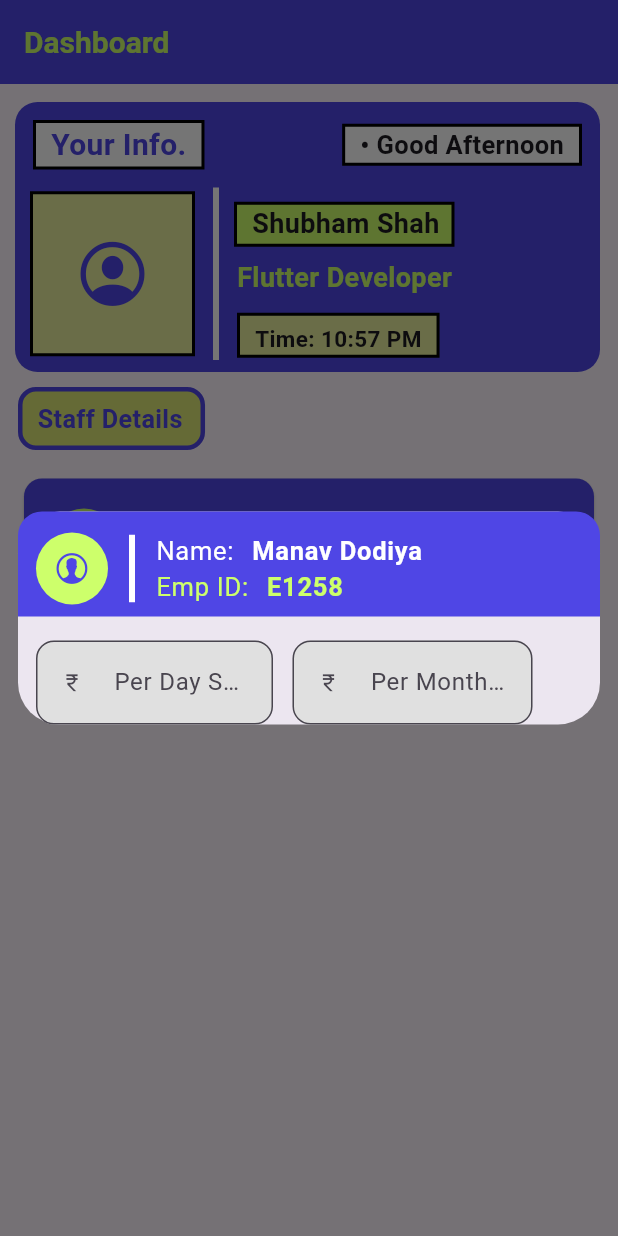
After one commit to shubh685/shu_att_app, a Flutter app: the AdminDashboard screen opened directly, after a tap on "Manav Dodiya", on a phone screen of 412 x 824 dp. The commit adds this screen. Run offline on Flutter 3.47's test engine with Material 3 defaults, Android fonts, the phone set to English and light mode, and no system bars; our stand-ins replace image_picker, permission_handler, shared_preferences; accounts and stored records are empty.

Commit message:
updated code

```diff
--- /dev/null
+++ b/lib/Admin_Dashboard.dart
@@ -0,0 +1,307 @@
+import 'package:flutter/cupertino.dart';
+import 'package:flutter/material.dart';
+
+class AdminDashboard extends StatefulWidget {
+  const AdminDashboard({super.key});
+
+  @override
+  State<AdminDashboard> createState() => _AdminDashboardState();
+}
+
+class _AdminDashboardState extends State<AdminDashboard> {
+  final sapd = TextEditingController(), sapm = TextEditingController();
+  final _form = GlobalKey<FormState>();
+
+  Widget _AdminIdentity () {
+    final size = MediaQuery.of(context).size;
+    return  Padding(
+      padding: const EdgeInsets.only(left: 10, top: 12, right: 12),
+      child: SingleChildScrollView(
+        child: Container(
+            width: size.width*0.95,
+            decoration: BoxDecoration(
+                borderRadius: BorderRadius.circular(15),
+                color:  Color(0xFF4F46E5)
+            ),
+            child: Column(
+              children: [
+                Padding(
+                  padding: const EdgeInsets.all(12.0),
+                  child: Row(
+                    mainAxisAlignment: MainAxisAlignment.spaceBetween,
+                    children: [
+                      Container(
+                        padding: EdgeInsets.only(left: 10, right: 10),
+                        decoration: BoxDecoration(
+                            color: Colors.white,
+                            borderRadius: BorderRadius.circular(0),
+                            border: Border.all(color: Colors.black, width: 2)
+                        ),
+                        child: Text("Your Info.", style: TextStyle(fontSize: 20, fontWeight: FontWeight.bold, color: Color(0xFF4F46E5))),
+                      ),
+                      Padding(
+                        padding: const EdgeInsets.only(left: 12),
+                        child: Container(
+                            padding: EdgeInsets.only(left: 10, right: 10),
+                            decoration: BoxDecoration(
+                                color: Colors.white,
+                                borderRadius: BorderRadius.circular(0),
+                                border: Border.all(color: Colors.black, width: 2)
+                            ),
+                            child: Text("• Good Afternoon", style: TextStyle(fontSize: 17, fontWeight: FontWeight.w600))),
+                      ),
+                    ],
+                  ),
+                ),
+                Row(
+                  children: [
+                    Padding(
+                      padding: const EdgeInsets.only(left: 10),
+                      child: Container(
+                        height: 110, width: 110,
+                        decoration: BoxDecoration(
+                            color: Colors.lime.shade200,
+                            border: Border.all(color: Colors.black, width: 2),
+                            borderRadius: BorderRadius.circular(0)
+                        ),
+                        child: Icon(CupertinoIcons.profile_circled, color: Color(0xFF4F46E5), size: 50),
+                      ),
+                    ), SizedBox(width: 10),
+                    Container(
+                      height: 115, width: 8,
+                      child: VerticalDivider(color: Colors.white, thickness: 4),
+                    ),
+                    Column(
+                      crossAxisAlignment: CrossAxisAlignment.start,
+                      children: [
+                        Padding(
+                          padding: const EdgeInsets.only(top: 8, left: 8),
+                          child: Container(
+                              padding: EdgeInsets.only(left: 10, right: 8),
+                              decoration: BoxDecoration(
+                                  color:  Color(0xFFCDFF6B),
+                                  borderRadius: BorderRadius.circular(0),
+                                  border: Border.all(color: Colors.black, width: 2)
+                              ),
+                              child: Text("Shubham Shah", style: TextStyle(fontSize: 18, fontWeight: FontWeight.bold))),
+                        ),
+                        Padding(
+                          padding: const EdgeInsets.only(top: 8, left: 10),
+                          child: Text("Flutter Developer",  style: TextStyle(fontSize: 18, fontWeight: FontWeight.bold, color:  Color(0xFFCDFF6B))),
+                        ),
+                        Padding(
+                          padding: const EdgeInsets.only(left: 10, top: 10),
+                          child: Container(
+                            padding: EdgeInsets.only(left: 10, right: 10, top: 5),
+                            decoration: BoxDecoration(
+                                color: Colors.lime.shade200,
+                                borderRadius: BorderRadius.circular(0),
+                                border: Border.all(color: Colors.black, width: 2)
+                            ),
+                            child: Text("Time: 10:57 PM", style: TextStyle(fontSize: 15, fontWeight: FontWeight.bold)),
+                          ),
+                        ),
+                      ],
+                    ),
+                  ],
+                ),
+                SizedBox(height: 8),
+              ],
+            )
+        ),
+      ),
+    );
+  }
+
+  Widget _staffDetails () {
+    final size = MediaQuery.of(context).size;
+    return Padding(
+      padding: const EdgeInsets.only(left: 12, top: 15, right: 12),
+      child: Column(
+        children: [
+          InkWell(
+            onTap: _SalaryForm,
+            child: Card(
+              color:  Color(0xFF4F46E5),
+              child: Padding(
+                padding: const EdgeInsets.only(top: 8, bottom: 5),
+                child: ListTile(
+                  leading: CircleAvatar(
+                    radius: 24, backgroundColor:  Color(0xFFCDFF6B),
+                    child: Icon(CupertinoIcons.person_alt_circle, color:  Color(0xFF4F46E5)),
+                  ),
+                  title: Text("Manav Dodiya", style: TextStyle(fontSize: 17.5, fontWeight: FontWeight.bold, color: Colors.white)),
+                  subtitle: Text("Emp. ID: E1258", style: TextStyle(fontSize: 15.8, fontWeight: FontWeight.w500, color: Color(0xFFCDFF6B))),
+                  trailing: Container(
+                    padding: EdgeInsets.only(left: 8, right: 8),
+                    color: Colors.white,
+                    child: Text("• Present", style: TextStyle(fontSize: 14.8, fontWeight: FontWeight.bold, color:  Color(0xFF4F46E5))),
+                  ),
+                ),
+              ),
+            ),
+          ),
+          Padding(
+            padding: const EdgeInsets.only(right: 15, top: 8),
+            child: Row(
+              mainAxisAlignment: MainAxisAlignment.end,
+              children: [
+                Text("Show more", style: TextStyle(fontSize: 16.5, fontWeight: FontWeight.w500)), SizedBox(width: size.width*0.02),
+                Icon(CupertinoIcons.arrow_down_circle_fill, size: 22, color: Color(0xFF4F46E5))
+              ],
+            ),
+          )
+        ],
+      ),
+    );
+  }
+
+  Future _SalaryForm () {
+    return showDialog(context: context, builder: (context) {
+      return Dialog(
+        insetPadding: EdgeInsets.symmetric(horizontal: 12),
+        child: SingleChildScrollView(
+          child: Column(
+            children: [
+              Container( // 🎨 ENHANCED
+                width: double.infinity,
+                decoration: BoxDecoration(
+                  color:  Color(0xFF4F46E5),
+                  borderRadius: BorderRadius.only(
+                    topLeft: Radius.circular(16),
+                    topRight: Radius.circular(16),
+                  ),
+                ),
+                padding: EdgeInsets.symmetric(vertical: 8),
+                child: Column(
+                  children: [
+                    Padding(
+                      padding: const EdgeInsets.only(left: 12, top: 6),
+                      child: Row(
+                        children: [
+                          CircleAvatar(
+                            radius: 24, backgroundColor:  Color(0xFFCDFF6B),
+                            child: Icon(CupertinoIcons.person_alt_circle, color:  Color(0xFF4F46E5)),
+                          ), SizedBox(width: 10),
+                          Container(
+                            height: 45, width: 12,
+                            child: VerticalDivider(color: Colors.white, thickness: 4),
+                          ), SizedBox(width: 10),
+                          Column(
+                            crossAxisAlignment: CrossAxisAlignment.start,
+                            children: [
+                              Row(
+                                children: [
+                                  Text("Name:", style: TextStyle(fontSize: 17, fontWeight: FontWeight.w400, color: Colors.white, letterSpacing: 0.5)), SizedBox(width: 12),
+                                  Text("Manav Dodiya", style: TextStyle(fontSize: 17, fontWeight: FontWeight.bold, color: Colors.white, letterSpacing: 0.5)),
+                                ],
+                              ),
+                              Row(
+                                children: [
+                                  Text("Emp ID:", style: TextStyle(fontSize: 17, fontWeight: FontWeight.w400, color:  Color(0xFFCDFF6B), letterSpacing: 0.5)), SizedBox(width: 12),
+                                  Text("E1258", style: TextStyle(fontSize: 17, fontWeight: FontWeight.bold, color:  Color(0xFFCDFF6B), letterSpacing: 0.5)),
+                                ],
+                              )
+                            ],
+                          )
+                        ],
+                      ),
+                    ),
+                  ],
+                ),
+              ), SizedBox(height: 8),
+              Form(
+                  key: _form,
+                  child: Column(
+                    crossAxisAlignment: CrossAxisAlignment.start,
+                    children: [
+                      Padding(
+                        padding: const EdgeInsets.only(top: 8, left: 12),
+                        child: Row(
+                          children: [
+                            SizedBox(
+                              width: 158,
+                              child: TextFormField(
+                                controller: sapd,
+                                keyboardType: TextInputType.number,
+                                decoration: InputDecoration(
+                                  hintText: "Per Day", labelText: "Per Day Salary",
+                                  prefixIcon: Icon(Icons.currency_rupee, size: 15),  filled: true, fillColor: Colors.grey.shade300,
+                                  errorBorder: OutlineInputBorder(
+                                    borderRadius: BorderRadius.circular(12),
+                                    borderSide: BorderSide(color: Colors.red, width: 2)
+                                  ),
+                                  border: OutlineInputBorder(
+                                    borderRadius: BorderRadius.circular(12),
+                                    borderSide: BorderSide(color: Colors.black, width: 2)
+                                  )
+                                ),
+                                validator: (val) {
+                                  if(val!.isEmpty) return "Salary Required";
+                                },
+                              ),
+                            ), SizedBox(width: 13),
+                            SizedBox(
+                              width: 160,
+                              child: TextFormField(
+                                controller: sapm,
+                                keyboardType: TextInputType.number,
+                                decoration: InputDecoration(
+                                    hintText: "Per Month", labelText: "Per Month Salary",
+                                    prefixIcon: Icon(Icons.currency_rupee, size: 15),  filled: true, fillColor: Colors.grey.shade300,
+                                    errorBorder: OutlineInputBorder(
+                                        borderRadius: BorderRadius.circular(12),
+                                        borderSide: BorderSide(color: Colors.red, width: 2)
+                                    ),
+                                    border: OutlineInputBorder(
+                                        borderRadius: BorderRadius.circular(12),
+                                        borderSide: BorderSide(color: Colors.black, width: 2)
+                                    )
+                                ),
+                                validator: (val) {
+                                  if(val!.isEmpty) return "Salary Required";
+                                },
+                              ),
+                            ),
+                          ],
+                        ),
+                      )
+                    ],
+                  ))
+            ],
+          ),
+        ),
+      );
+    });
+  }
+
+  @override
+  Widget build(BuildContext context) {
+    final size = MediaQuery.of(context).size;
+    return Scaffold(
+      appBar: AppBar(
+         automaticallyImplyLeading: false,
+         backgroundColor: Color(0xFF4F46E5),
+         title: Text("Dashboard", style: TextStyle(fontWeight: FontWeight.bold, fontSize: 20, color: Color(0xFFCDFF6B))),
+      ),
+      body: Column(
+        crossAxisAlignment: CrossAxisAlignment.start,
+        children: [
+             _AdminIdentity(),
+             Padding(
+               padding: const EdgeInsets.only(left: 12, top: 10),
+               child: Container(
+                 padding: EdgeInsets.only(left: 10, top: 6, bottom: 6, right: 12),
+                   decoration: BoxDecoration(
+                     color:  Colors.lime.shade300,
+                     borderRadius: BorderRadius.circular(12),
+                     border: Border.all(color: Color(0xFF4F46E5), width: 3)
+                   ),
+                   child: Text("Staff Details", style: TextStyle(fontSize: 16.8, fontWeight: FontWeight.bold, color: Color(0xFF4F46E5)))),
+             ),
+             _staffDetails()
+        ],
+      ),
+    );
+  }
+}
--- a/lib/Log in.dart
+++ b/lib/Log in.dart
@@ -1,5 +1,6 @@
 import 'package:flutter/material.dart';
 import 'package:shared_preferences/shared_preferences.dart';
+import 'package:team_track/Admin_Dashboard.dart';
 import 'Dashboard.dart';
 import 'For_Pwd.dart';
 import 'Register.dart';
@@ -14,7 +15,7 @@ class LoginScreen extends StatefulWidget {
 class _LoginScreenState extends State<LoginScreen> {
   final _formKey = GlobalKey<FormState>();
   final emailCtrl = TextEditingController();
-  final passCtrl = TextEditingController();
+  final passCtrl = TextEditingController(); String type = "User";
 
   bool isLoading = false;
   bool _isObscure = true;
@@ -39,10 +40,7 @@ class _LoginScreenState extends State<LoginScreen> {
 
       setState(() => isLoading = false);
 
-      Navigator.push(
-        context,
-        MaterialPageRoute(builder: (context) => const Dashboard()),
-      );
+      Navigator.push(context, MaterialPageRoute(builder: (context) => AdminDashboard()));
     }
   }
 
```
